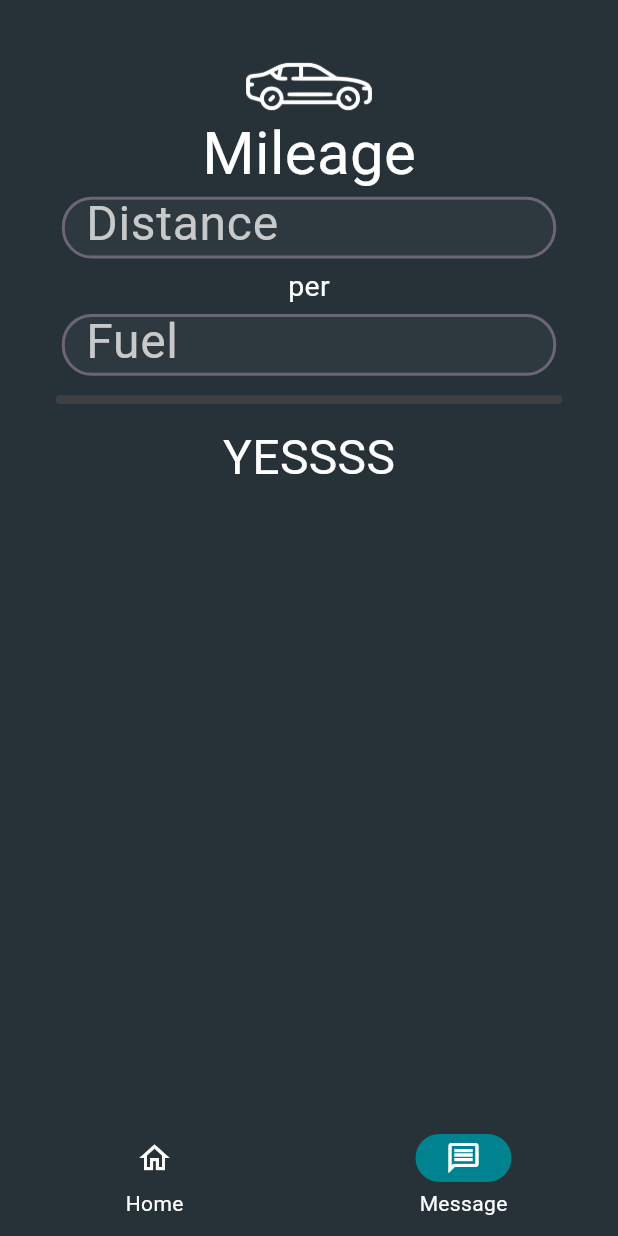
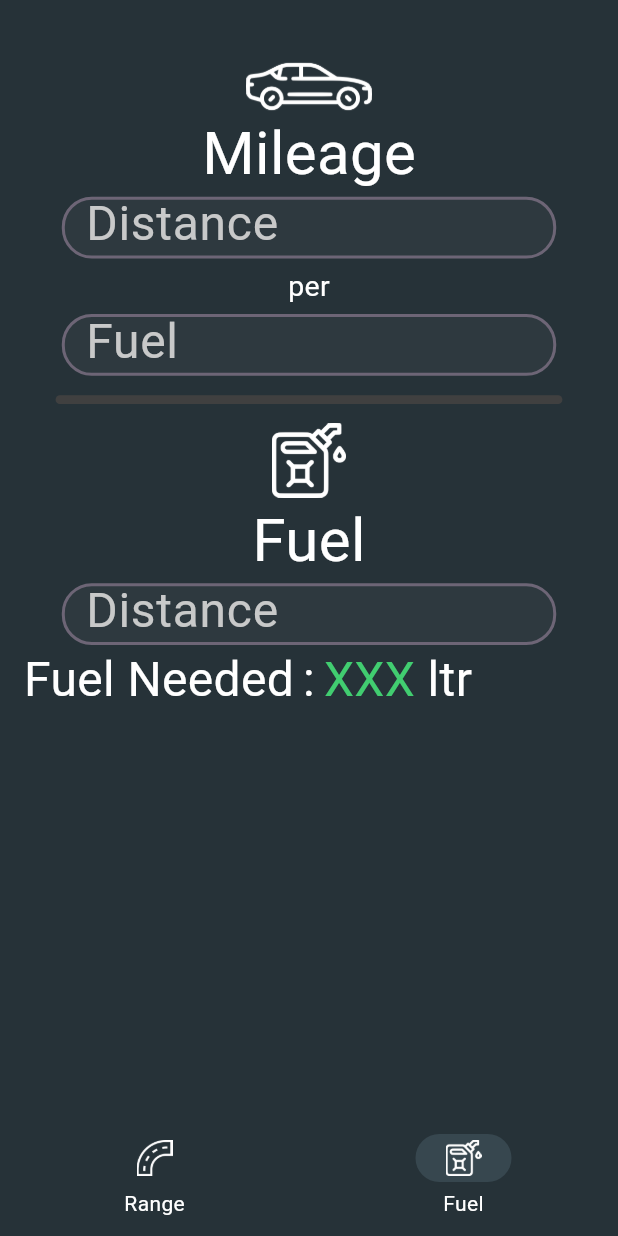
Before and after one commit to GComputeNerd/Fuel-Calc, a Flutter app: the screen it shows after launch, item 2 of the bottom bar chosen, on a phone screen of 412 x 824 dp. Run offline on Flutter 3.47's test engine with Material 3 defaults, Android fonts, the phone set to English and light mode, and no system bars; Roboto replaces fonts that are missing (Iceland).

Commit message:
Fuel Menu Now Working

```diff
--- a/lib/calculations.dart
+++ b/lib/calculations.dart
@@ -5,6 +5,8 @@ class FuelHandler extends ChangeNotifier {
   final mileageFuel = TextEditingController();
   final avgSpeed = TextEditingController();
   final fuelLeft = TextEditingController();
+
+  final fuelDistanceController = TextEditingController();
 
   int currentMenu = 0;
 
@@ -14,18 +16,28 @@ class FuelHandler extends ChangeNotifier {
     mileageFuel.dispose();
     avgSpeed.dispose();
     fuelLeft.dispose();
+    fuelDistanceController.dispose();
 
     super.dispose();
   }
 
+  String getMileage() {
+    var dist = mileageDistance.text.toString();
+    var fuel = mileageFuel.text.toString();
+
+    if (dist.length * fuel.length != 0) {
+      return (num.parse(dist) / num.parse(fuel)).toString();
+    } else {
+      return "XXX";
+    }
+  }
+
   String getRange() {
-    var mdist  = mileageDistance.text.toString();
-    var mfuel = mileageFuel.text.toString();
     var fuel = fuelLeft.text.toString();
+    var mileage = getMileage();
 
-    if (mdist.length * mfuel.length * fuel.length != 0) {
-      num mileage = num.parse(mdist) / num.parse(mfuel);
-      num range = num.parse(fuel) * mileage;
+    if ( mileage != "XXX" && fuel.isNotEmpty) {
+      num range = num.parse(fuel) * num.parse(mileage);
 
       return range.toString();
     } else {
@@ -44,4 +56,15 @@ class FuelHandler extends ChangeNotifier {
       return "XXX";
     }
   }
+
+  String getFuelRequired() {
+    var mileage = getMileage();
+    var distance = fuelDistanceController.text.toString();
+
+    if (mileage != "XXX" && distance.isNotEmpty) {
+      return (num.parse(distance) / num.parse(mileage)).toString();
+    } else {
+      return "XXX";
+    }
+  }
 }
--- a/lib/fuel_sections.dart
+++ b/lib/fuel_sections.dart
@@ -25,7 +25,11 @@ class SelectedMenu extends StatelessWidget {
         width: width,
         fuelState: fuelState);
     } else {
-      return FuelMenu();
+      return FuelMenu(
+        height: height,
+        width: width,
+        fuelState: fuelState,
+      );
     }
   }
 }
@@ -77,14 +81,35 @@ class RangeMenu extends StatelessWidget {
 }
 
 class FuelMenu extends StatelessWidget {
-  const FuelMenu({super.key});
+  const FuelMenu({
+    super.key,
+    required this.height,
+    required this.width,
+    required this.fuelState,
+  });
+
+  final double height;
+  final double width;
+  final FuelHandler fuelState;
 
   @override
   Widget build(BuildContext context) {
-    return Text("YESSSS",
-    style: TextStyle(
-      fontSize: 32,
-      color: Colors.white,
-    ),);
+    return Column(
+      children: [
+        Heading(
+          height: height,
+          imgPath: 'lib/icons/fuel.png',
+          title: 'Fuel'),
+          InputBox(
+            width: width,
+            hintText: "Distance",
+            suffix: "km",
+            controller: fuelState.fuelDistanceController,
+          ),
+          Result(
+            children: [resultRow("Fuel Needed", fuelState.getFuelRequired(), "ltr")]
+          )
+      ],
+    );
   }
 }
--- a/lib/main.dart
+++ b/lib/main.dart
@@ -48,25 +48,25 @@ class _MyHomePage extends State<MyHomePage> {
         ),
         child: NavigationBar(
           backgroundColor: Color(0xFF263238),
-          indicatorColor: Color(0xFF00838F),
+          indicatorColor: Color(0xFF37474F),
           onDestinationSelected: (int index) {
             setState(() {
               fuelState.currentMenu = index;
             });
           },
           selectedIndex: fuelState.currentMenu,
-          destinations: <Widget>[
+          destinations: const <Widget>[
             NavigationDestination(
-              icon: Icon(
-                Icons.home_outlined,
+              icon: ImageIcon(
+                AssetImage('lib/icons/distance.png'),
                 color: Colors.white,),
-              label: "Home",
+              label: "Range",
             ),
             NavigationDestination(
-              icon: Icon(
-                Icons.message_outlined,
+              icon: ImageIcon(
+                AssetImage('lib/icons/fuel.png'),
                 color: Colors.white,),
-              label: "Message"
+              label: "Fuel"
             )
           ],
         ),
--- a/pubspec.yaml
+++ b/pubspec.yaml
@@ -63,7 +63,9 @@ flutter:
   assets:
     - lib/icons/range.png
     - lib/icons/sedan.png
-
+    - lib/icons/fuel.png
+    - lib/icons/money.png
+    - lib/icons/distance.png
   # An image asset can refer to one or more resolution-specific "variants", see
   # https://flutter.dev/assets-and-images/#resolution-aware
 
```
Also changed, not shown: lib/icons/distance.png (added), lib/icons/fuel.png (added), lib/icons/money.png (added).
